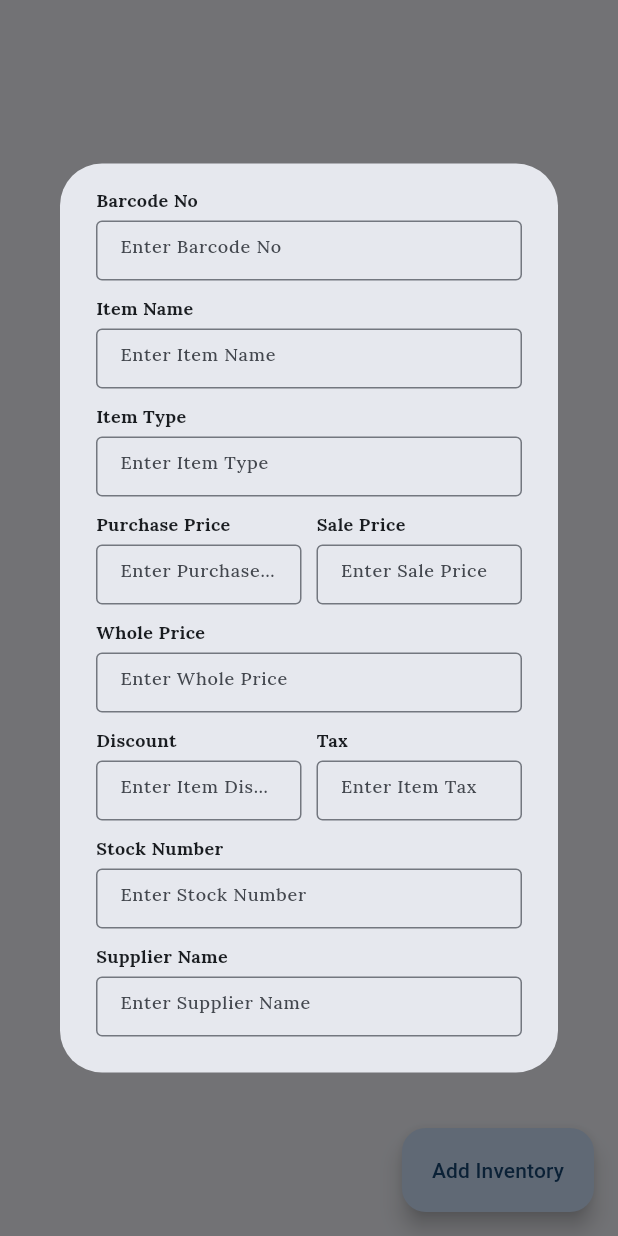
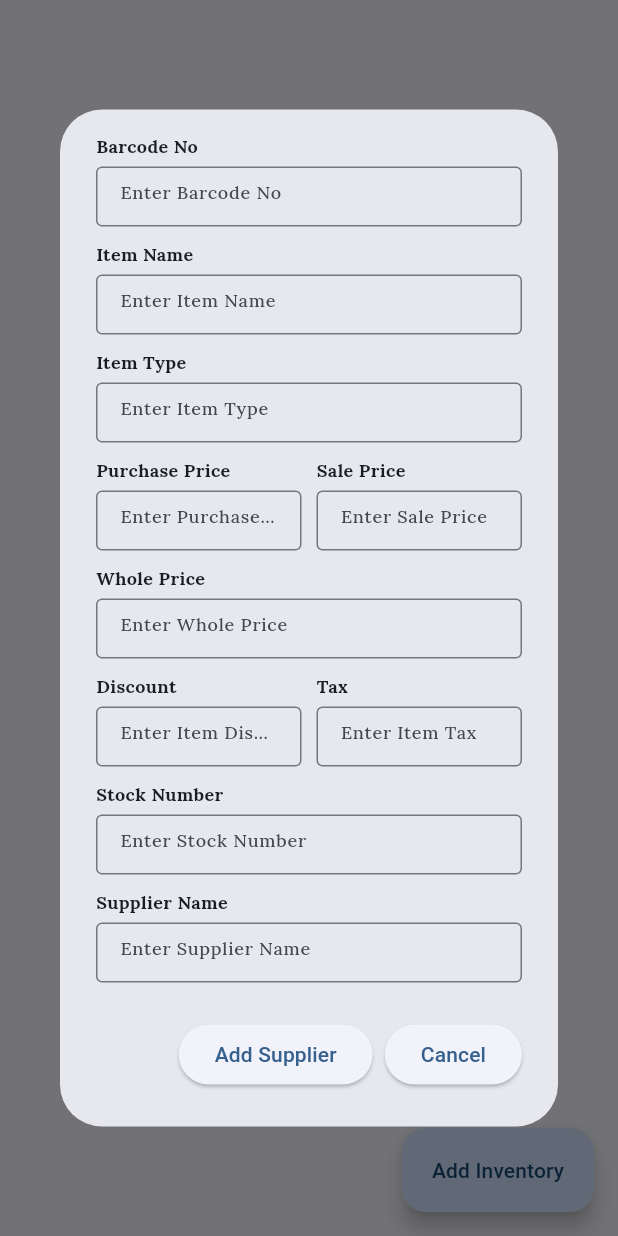
Before and after one commit to Shahabmustafa/pos_project, a Flutter app: the InventoryScreen screen opened directly, after a tap on "Add Inventory", on a phone screen of 412 x 824 dp. Run offline on Flutter 3.47's test engine with Material 3 defaults, Android fonts, the phone set to English and light mode, and no system bars; our stand-ins replace cloud_firestore, google_fonts; accounts and stored records are empty.

Commit message:
this file i will add inventory ui

```diff
--- a/lib/view/inventory/inventory_screen.dart
+++ b/lib/view/inventory/inventory_screen.dart
@@ -18,6 +18,7 @@ class _InventoryScreenState extends State<InventoryScreen> {
             context: context,
             builder: (context){
               return AlertDialog(
+                scrollable: true,
                 content: Column(
                   mainAxisSize: MainAxisSize.min,
                   children: [
@@ -106,6 +107,18 @@ class _InventoryScreenState extends State<InventoryScreen> {
                     ),
                   ],
                 ),
+                actions: [
+                  ElevatedButton(
+                    onPressed: (){},
+                    child: Text("Add Supplier"),
+                  ),
+                  ElevatedButton(
+                    onPressed: (){
+                      Navigator.pop(context);
+                    },
+                    child: Text("Cancel"),
+                  ),
+                ],
               );
             },
           );
```
